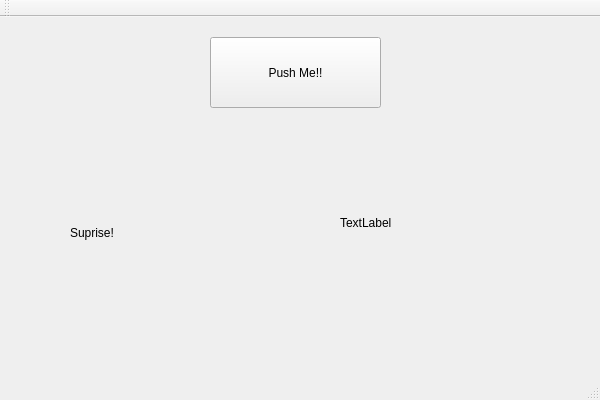
This is LSI Project GUI/LSI Project GUI/LSIProjectGUI.ui in Fridanylund/LSI as Qt 5 draws it before an edit. The edited form follows.
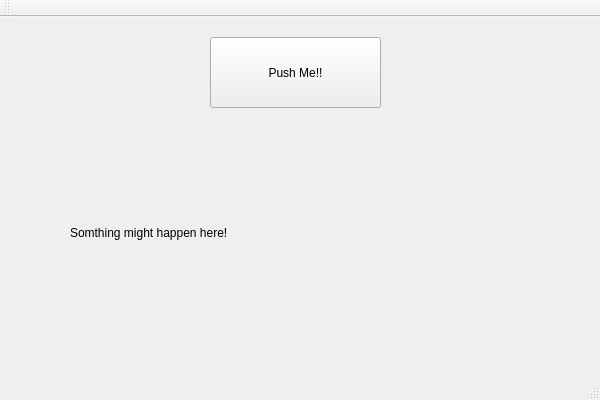
This is the edited form.

What changed in the file:
```diff
--- a/LSI Project GUI/LSI Project GUI/LSIProjectGUI.ui
+++ b/LSI Project GUI/LSI Project GUI/LSIProjectGUI.ui
@@ -28,6 +28,9 @@
     </property>
    </widget>
    <widget class="QLabel" name="im_show">
+    <property name="enabled">
+     <bool>true</bool>
+    </property>
     <property name="geometry">
      <rect>
       <x>70</x>
@@ -37,7 +40,7 @@
      </rect>
     </property>
     <property name="text">
-     <string>Suprise!</string>
+     <string>Somthing might happen here!</string>
     </property>
    </widget>
    <widget class="QLabel" name="label_2">
@@ -50,7 +53,7 @@
      </rect>
     </property>
     <property name="text">
-     <string>TextLabel</string>
+     <string/>
     </property>
    </widget>
   </widget>
```
